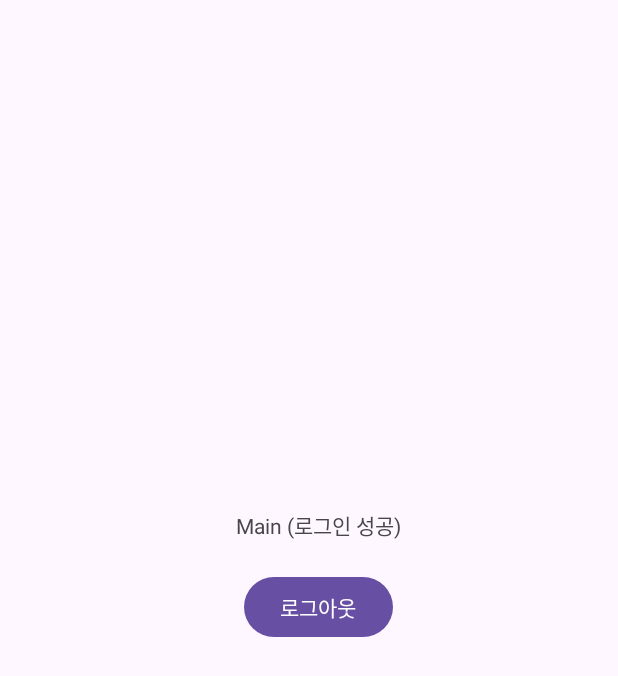
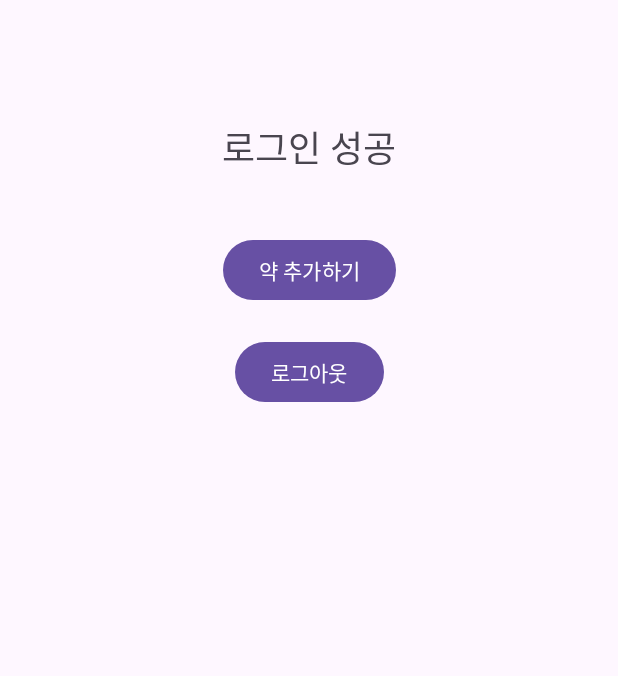
Before and after one commit to seo003/Medimate, an Android app: the MainActivity screen opened directly, with no data from a screen before it, on a phone screen of 412 x 824 dp. Shown: the top 676 px of the screen. Run offline under Robolectric (Android 15) with nearby library versions, the phone set to English and light mode, and no system bars.

Commit message:
25.06.08 약 추가 버튼 및 화면 구현(OCR 코드와 연동 X)

```diff
--- a/app/src/main/java/com/inhatc/medimate/MainActivity.java
+++ b/app/src/main/java/com/inhatc/medimate/MainActivity.java
@@ -10,29 +10,28 @@ import androidx.appcompat.app.AppCompatActivity;
 
 public class MainActivity extends AppCompatActivity {
 
-    private Button btnLogout;
+    private Button btnAddMedi, btnLogout;
 
     @Override
     protected void onCreate(Bundle savedInstanceState) {
         super.onCreate(savedInstanceState);
         setContentView(R.layout.activity_main);
 
+        btnAddMedi = findViewById(R.id.btnAddMedi);
         btnLogout = findViewById(R.id.btnLogout);
 
-        btnLogout.setOnClickListener(new View.OnClickListener() {
-            @Override
-            public void onClick(View v) {
-                // SharedPreferences 초기화 (로그아웃)
-                SharedPreferences pref = getSharedPreferences("login", MODE_PRIVATE);
-                SharedPreferences.Editor editor = pref.edit();
-                editor.clear(); // 또는 editor.remove("user_id");
-                editor.apply();
+        btnAddMedi.setOnClickListener(v -> {
+            Intent intent = new Intent(MainActivity.this, AddMediActivity.class);
+            startActivity(intent);
+        });
 
-                // 로그인 화면으로 이동
-                Intent intent = new Intent(MainActivity.this, SigninActivity.class);
-                startActivity(intent);
-                finish(); // 현재 MainActivity 종료
-            }
+        btnLogout.setOnClickListener(v -> {
+            SharedPreferences pref = getSharedPreferences("login", MODE_PRIVATE);
+            pref.edit().clear().apply();
+
+            Intent intent = new Intent(MainActivity.this, SigninActivity.class);
+            startActivity(intent);
+            finish();
         });
     }
 }
--- a/app/src/main/res/layout/activity_main.xml
+++ b/app/src/main/res/layout/activity_main.xml
@@ -1,8 +1,8 @@
 <?xml version="1.0" encoding="utf-8"?>
-<androidx.constraintlayout.widget.ConstraintLayout xmlns:android="http://schemas.android.com/apk/res/android"
+<androidx.constraintlayout.widget.ConstraintLayout
+    xmlns:android="http://schemas.android.com/apk/res/android"
     xmlns:app="http://schemas.android.com/apk/res-auto"
     xmlns:tools="http://schemas.android.com/tools"
-    android:id="@+id/main"
     android:layout_width="match_parent"
     android:layout_height="match_parent"
     tools:context=".MainActivity">
@@ -11,22 +11,30 @@
         android:id="@+id/textView"
         android:layout_width="wrap_content"
         android:layout_height="wrap_content"
-        android:text="Main (로그인 성공)"
-        app:layout_constraintBottom_toBottomOf="parent"
+        android:text="로그인 성공"
+        android:textSize="24sp"
+        app:layout_constraintTop_toTopOf="parent"
+        app:layout_constraintStart_toStartOf="parent"
         app:layout_constraintEnd_toEndOf="parent"
-        app:layout_constraintHorizontal_bias="0.521"
+        android:layout_marginTop="80dp" />
+
+    <Button
+        android:id="@+id/btnAddMedi"
+        android:layout_width="wrap_content"
+        android:layout_height="wrap_content"
+        android:text="약 추가하기"
+        app:layout_constraintTop_toBottomOf="@id/textView"
         app:layout_constraintStart_toStartOf="parent"
-        app:layout_constraintTop_toTopOf="parent"
-        app:layout_constraintVertical_bias="0.423" />
+        app:layout_constraintEnd_toEndOf="parent"
+        android:layout_marginTop="40dp" />
 
     <Button
         android:id="@+id/btnLogout"
         android:layout_width="wrap_content"
         android:layout_height="wrap_content"
-        android:layout_marginTop="20dp"
         android:text="로그아웃"
+        app:layout_constraintTop_toBottomOf="@id/btnAddMedi"
+        app:layout_constraintStart_toStartOf="parent"
         app:layout_constraintEnd_toEndOf="parent"
-        app:layout_constraintHorizontal_bias="0.52"
-        app:layout_constraintStart_toStartOf="parent"
-        app:layout_constraintTop_toBottomOf="@id/textView" />
+        android:layout_marginTop="20dp" />
 </androidx.constraintlayout.widget.ConstraintLayout>
```
Also changed, not shown: app/src/main/AndroidManifest.xml (+6 -2 lines), app/src/main/java/com/inhatc/medimate/AddMediActivity.java (added, +107 -0 lines), app/src/main/res/layout/activity_add_medi.xml (added, +65 -0 lines).
